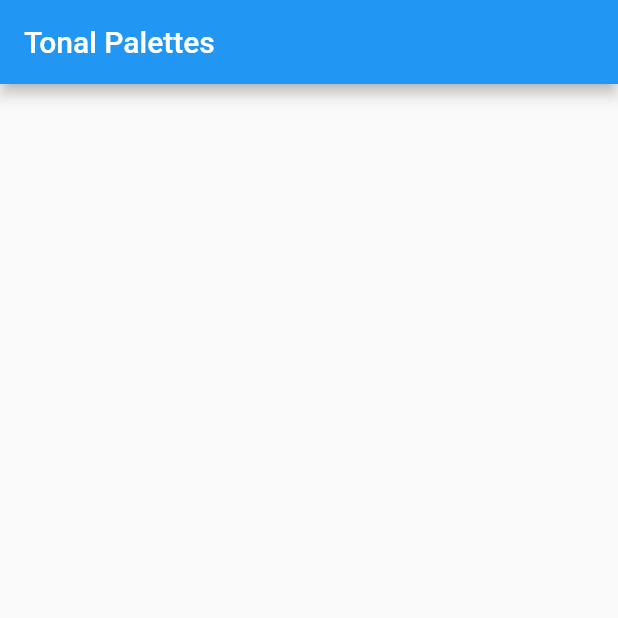
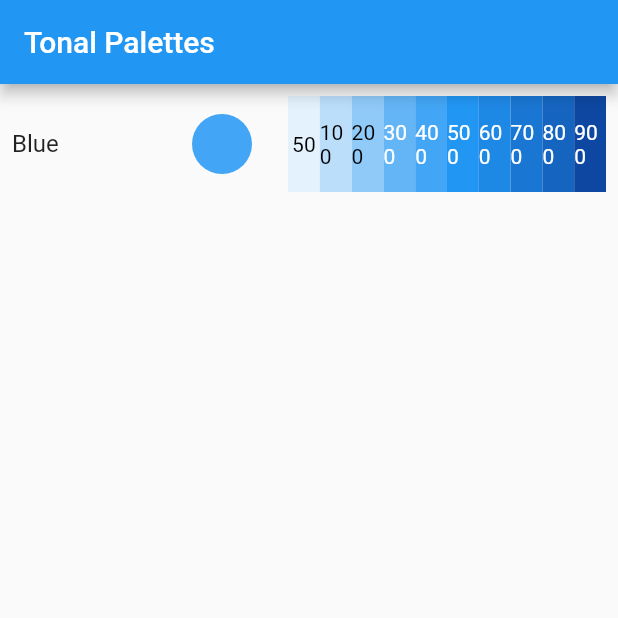
Before and after one commit to susatthi/flutter-material-color-system, a Flutter app: the screen it shows after launch, on a phone screen of 412 x 824 dp, the top half of it. Run offline on Flutter 3.47's test engine with Material 2 defaults, Android fonts, the phone set to English and light mode, and no system bars.

Commit message:
🚀 feat: パレット

```diff
--- /dev/null
+++ b/lib/page/component/tonal_palettes.dart
@@ -0,0 +1,159 @@
+import 'package:flutter/material.dart';
+
+const _paletteHeight = 64.0;
+
+class TonalPalettes extends StatelessWidget {
+  const TonalPalettes({
+    super.key,
+    required this.title,
+    required this.materialColor,
+    this.padding = const EdgeInsets.all(8),
+  });
+
+  final String title;
+  final MaterialColor materialColor;
+  final EdgeInsets padding;
+
+  List<_PaletteItem> get _paletteItems => [
+        _PaletteItem(
+          backgroundColor: materialColor.shade50,
+          text: '50',
+        ),
+        _PaletteItem(
+          backgroundColor: materialColor.shade100,
+          text: '100',
+        ),
+        _PaletteItem(
+          backgroundColor: materialColor.shade200,
+          text: '200',
+        ),
+        _PaletteItem(
+          backgroundColor: materialColor.shade300,
+          text: '300',
+        ),
+        _PaletteItem(
+          backgroundColor: materialColor.shade400,
+          text: '400',
+        ),
+        _PaletteItem(
+          backgroundColor: materialColor.shade500,
+          text: '500',
+        ),
+        _PaletteItem(
+          backgroundColor: materialColor.shade600,
+          text: '600',
+        ),
+        _PaletteItem(
+          backgroundColor: materialColor.shade700,
+          text: '700',
+        ),
+        _PaletteItem(
+          backgroundColor: materialColor.shade800,
+          text: '800',
+        ),
+        _PaletteItem(
+          backgroundColor: materialColor.shade900,
+          text: '900',
+        ),
+      ];
+
+  @override
+  Widget build(BuildContext context) {
+    return Padding(
+      padding: padding,
+      child: Row(
+        children: [
+          _TitleText(
+            title: title,
+          ),
+          const SizedBox(width: 24),
+          _PrimaryCircleColor(
+            materialColor: materialColor,
+          ),
+          const SizedBox(width: 24),
+          ..._paletteItems.map(
+            (e) => Expanded(
+              child: _Palette(item: e),
+            ),
+          )
+        ],
+      ),
+    );
+  }
+}
+
+class _TitleText extends StatelessWidget {
+  const _TitleText({
+    required this.title,
+  });
+
+  final String title;
+
+  @override
+  Widget build(BuildContext context) {
+    return SizedBox(
+      width: 96,
+      child: Text(
+        title,
+        style: Theme.of(context).textTheme.titleMedium,
+        maxLines: 1,
+        overflow: TextOverflow.ellipsis,
+      ),
+    );
+  }
+}
+
+class _PrimaryCircleColor extends StatelessWidget {
+  const _PrimaryCircleColor({
+    required this.materialColor,
+  });
+
+  final MaterialColor materialColor;
+
+  @override
+  Widget build(BuildContext context) {
+    return CircleAvatar(
+      backgroundColor: materialColor.shade400,
+    );
+  }
+}
+
+class _Palette extends StatelessWidget {
+  const _Palette({
+    required this.item,
+  });
+
+  final _PaletteItem item;
+
+  Color get textColor => item.backgroundColor.computeLuminance() < 0.5
+      ? Colors.white
+      : Colors.black;
+
+  @override
+  Widget build(BuildContext context) {
+    return ColoredBox(
+      color: item.backgroundColor,
+      child: SizedBox(
+        height: _paletteHeight,
+        child: Center(
+          child: Text(
+            item.text,
+            style: TextStyle(
+              color: textColor,
+            ),
+          ),
+        ),
+      ),
+    );
+  }
+}
+
+class _PaletteItem {
+  const _PaletteItem({
+    required this.backgroundColor,
+    required this.text,
+  });
+
+  final Color backgroundColor;
+  final String text;
+}
--- a/lib/page/home_page.dart
+++ b/lib/page/home_page.dart
@@ -1,4 +1,6 @@
 import 'package:flutter/material.dart';
+
+import 'component/tonal_palettes.dart';
 
 class HomePage extends StatelessWidget {
   const HomePage({super.key});
@@ -11,7 +13,12 @@ class HomePage extends StatelessWidget {
       ),
       body: Center(
         child: Column(
-          mainAxisAlignment: MainAxisAlignment.center,
+          children: const [
+            TonalPalettes(
+              title: 'Blue',
+              materialColor: Colors.blue,
+            ),
+          ],
         ),
       ),
     );
```
